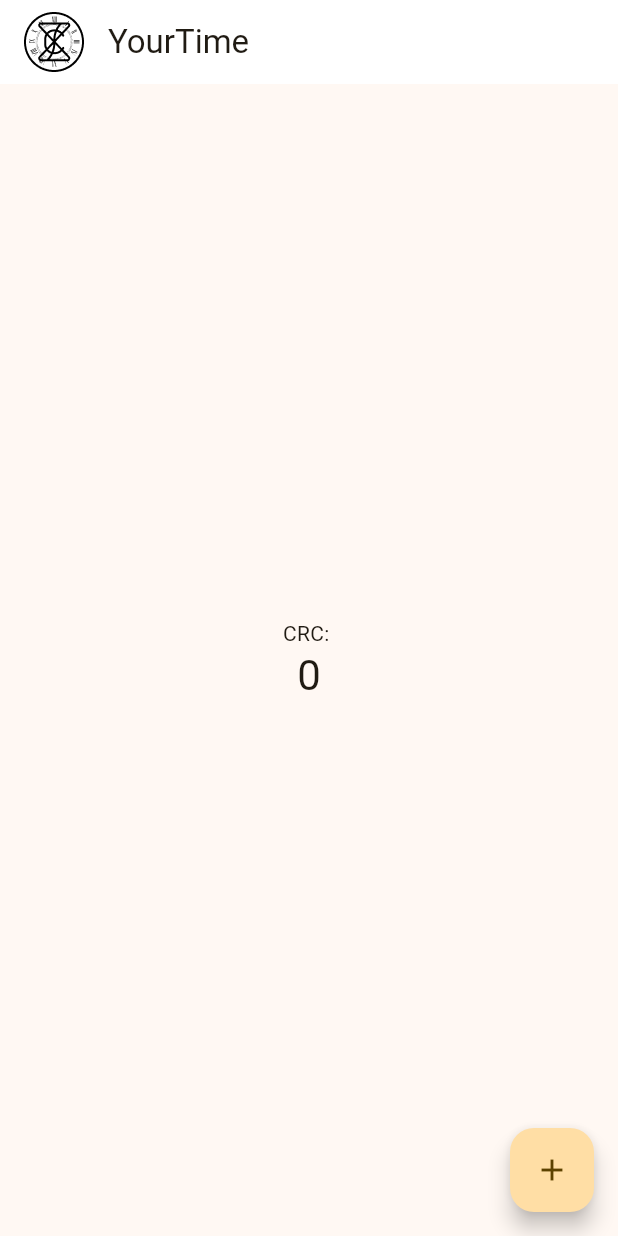
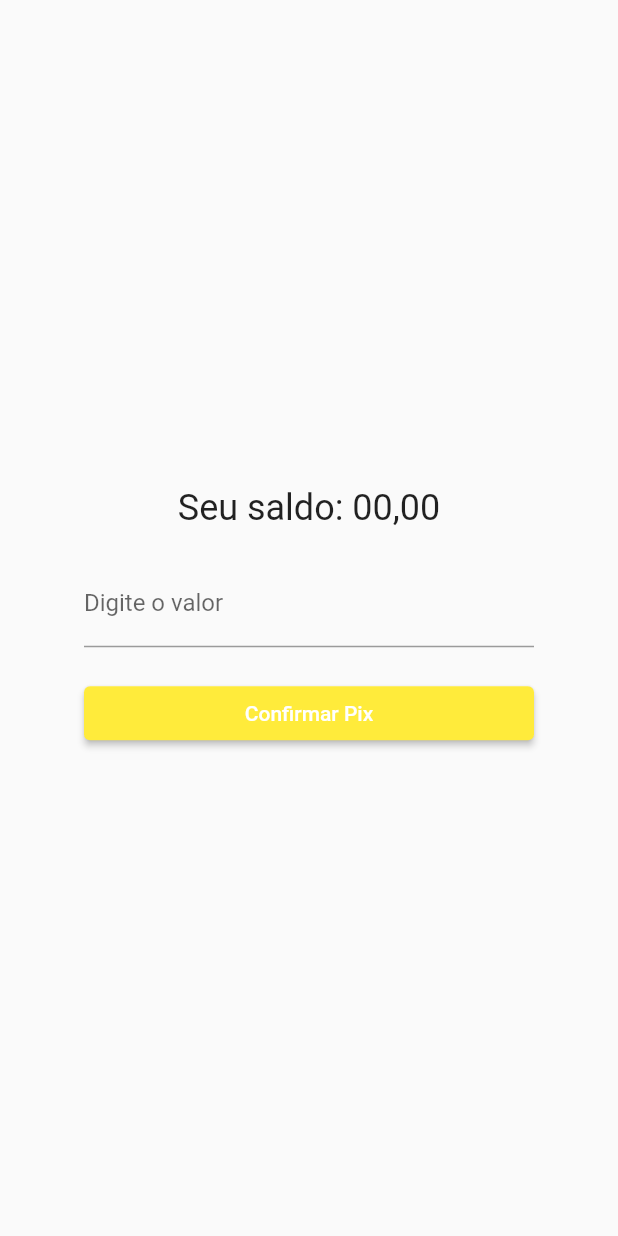
Before and after one commit to douglasarthurr/appYourTime, a Flutter app: the screen it shows after launch, on a phone screen of 412 x 824 dp. Run offline on Flutter 3.47's test engine with Material 2 defaults, Android fonts, the phone set to English and light mode, and no system bars.

Commit message:
Iniciação Pixpage

```diff
--- /dev/null
+++ b/lib/components/MyApp.dart
@@ -0,0 +1,18 @@
+import 'package:flutter/material.dart';
+import 'pixPage.dart';
+
+class MyApp extends StatelessWidget {
+  const MyApp({super.key});
+
+  @override
+  Widget build(BuildContext context) {
+    return MaterialApp(
+      title: 'Tela pix',
+      debugShowCheckedModeBanner: false,
+      theme: ThemeData(
+        primarySwatch: Colors.blue,
+      ),
+      home: const pixPage(),
+    );
+  }
+}
--- /dev/null
+++ b/lib/components/pixPage.dart
@@ -0,0 +1,74 @@
+import 'package:flutter/material.dart';
+
+// ignore: camel_case_types
+class pixPage extends StatelessWidget {
+  const pixPage({super.key});
+
+  @override
+  Widget build(BuildContext context) {
+    return const MaterialApp(
+      debugShowCheckedModeBanner: false,
+      home: PixScreen(),
+    );
+  }
+}
+
+class PixScreen extends StatefulWidget {
+  const PixScreen({super.key});
+
+  @override
+  // ignore: library_private_types_in_public_api
+  _PixScreenState createState() => _PixScreenState();
+}
+
+class _PixScreenState extends State<PixScreen> {
+  String saldo = "00,00";
+  TextEditingController valorController = TextEditingController();
+
+  void confirmarPix() {
+    String valorDigitado = valorController.text;
+    // Aqui você pode adicionar a lógica para processar o Pix com o valorDigitado
+    // Por enquanto, apenas atualizaremos o saldo com o valor digitado
+    setState(() {
+      saldo = valorDigitado;
+    });
+  }
+
+  @override
+  Widget build(BuildContext context) {
+    return Scaffold(
+      body: Center(
+        child: Column(
+          mainAxisAlignment: MainAxisAlignment.center,
+          crossAxisAlignment: CrossAxisAlignment.center,
+          children: <Widget>[
+            Text(
+              "Seu saldo: $saldo",
+              style: const TextStyle(fontSize: 24),
+            ),
+            const SizedBox(height: 20),
+            SizedBox(
+              width: 300.0,
+              child: TextField(
+                controller: valorController,
+                keyboardType: const TextInputType.numberWithOptions(),
+                decoration: const InputDecoration(labelText: "Digite o valor"),
+              ),
+            ),
+            const SizedBox(height: 20),
+            SizedBox(
+              width: 300.0,
+              child: ElevatedButton(
+                onPressed: (){},
+                style: ElevatedButton.styleFrom(
+                  backgroundColor: Colors.yellow,
+                ),
+                child: const Text("Confirmar Pix"),
+              ),
+            ),
+          ],
+        ),
+      ),
+    );
+  }
+}
--- a/lib/main.dart
+++ b/lib/main.dart
@@ -1,94 +1,6 @@
 import 'package:flutter/material.dart';
-import 'pixPage.dart';
+import 'package:yourtime/components/MyApp.dart';
 
 void main() {
   runApp(const MyApp());
 }
-
-
-
-class MyApp extends StatelessWidget {
-  const MyApp({super.key});
-
-  // This widget is the root of your application.
-  @override
-  Widget build(BuildContext context) {
-    return MaterialApp(
-      title: 'Your time',
-      theme: ThemeData(
-
-        colorScheme: ColorScheme.fromSeed(seedColor: Color.fromARGB(255, 226, 171, 53)),
-        useMaterial3: true,
-      ),
-      home: const MyHomePage(title: 'YourTime'),
-    );
-  }
-}
-
-class MyHomePage extends StatefulWidget {
-  const MyHomePage({super.key, required this.title});
-
-  // This widget is the home page of your application. It is stateful, meaning
-  // that it has a State object (defined below) that contains fields that affect
-  // how it looks.
-
-  // This class is the configuration for the state. It holds the values (in this
-  // case the title) provided by the parent (in this case the App widget) and
-  // used by the build method of the State. Fields in a Widget subclass are
-  // always marked "final".
-
-  final String title;
-
-  @override
-  State<MyHomePage> createState() => _MyHomePageState();
-}
-
-class _MyHomePageState extends State<MyHomePage> {
-  int _counter = 0;
-
-  void _incrementCounter() {
-    setState(() {
-      _counter++;
-    });
-  }
-
-  @override
-  Widget build(BuildContext context) {
-
-    return Scaffold(
-      appBar: AppBar(
-
-        leading: Padding(
-          padding: EdgeInsets.only(left: 16.0),
-          child: Image.asset('assets/images/crc.png'),
-        ),
-        backgroundColor: Color.fromARGB(255, 255, 255, 255),
-
-        title: Text(widget.title),
-      ),
-      body: Center(
-
-        child: Column(
-
-          mainAxisAlignment: MainAxisAlignment.center,
-          children: <Widget>[
-            const Text(
-              'CRC: ',
-            ),
-            Text(
-              '$_counter',
-              style: Theme.of(context).textTheme.headlineMedium,
-            ),
-          ],
-        ),
-      ),
-      floatingActionButton: FloatingActionButton(
-        onPressed: _incrementCounter,
-        tooltip: 'Increment',
-        child: const Icon(Icons.add),
-
-      ), // This trailing comma makes auto-formatting nicer for build methods.
-    );
-
-  }
-}
--- a/lib/pixPage.dart
+++ /dev/null
@@ -1,21 +0,0 @@
-import 'package:flutter/material.dart';
-
-class PixPage extends StatelessWidget {
-  @override
-  Widget build(BuildContext context) {
-    return Scaffold(
-      appBar: AppBar(
-        title: Text('Fazer Pix'),
-      ),
-      body: Center(
-        child: Column(
-          mainAxisAlignment: MainAxisAlignment.center,
-          children: [
-            Image.asset('assets/pix_symbol.png'), // Adicione a imagem do símbolo do Pix
-            Text('Fazer Pix'),
-          ],
-        ),
-      ),
-    );
-  }
-}
```
Also changed, not shown: 1 other file.
